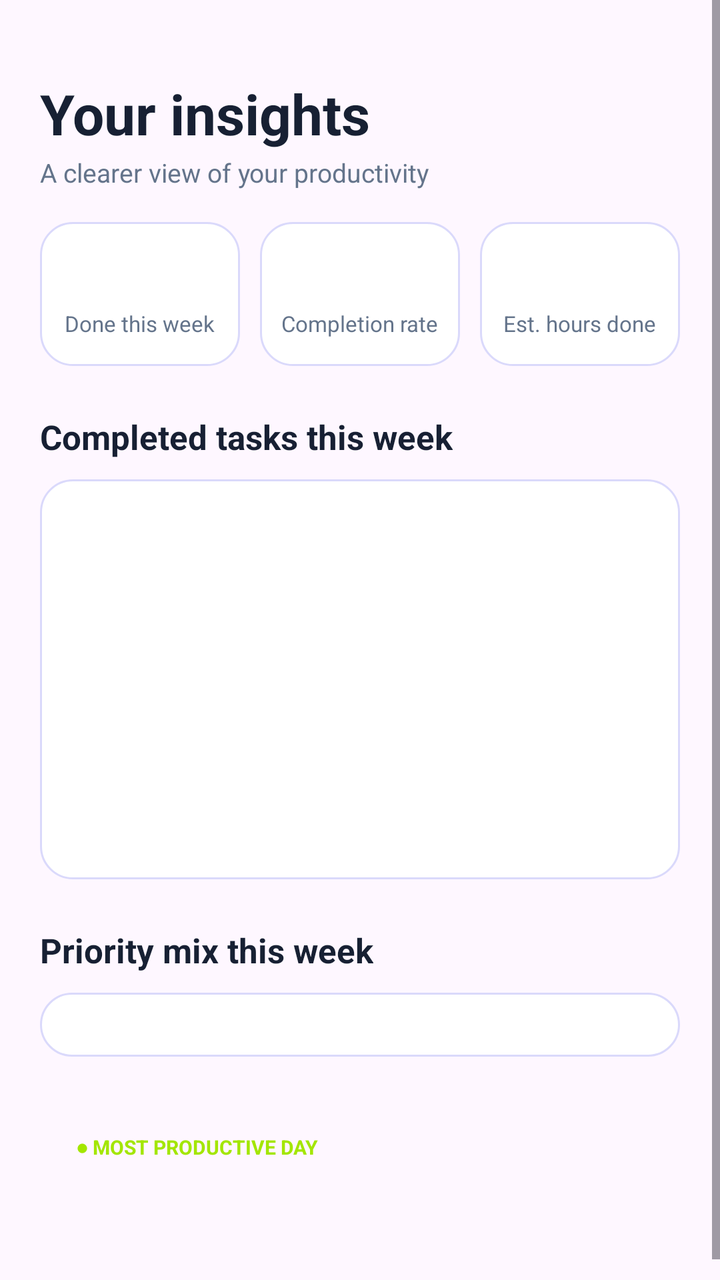
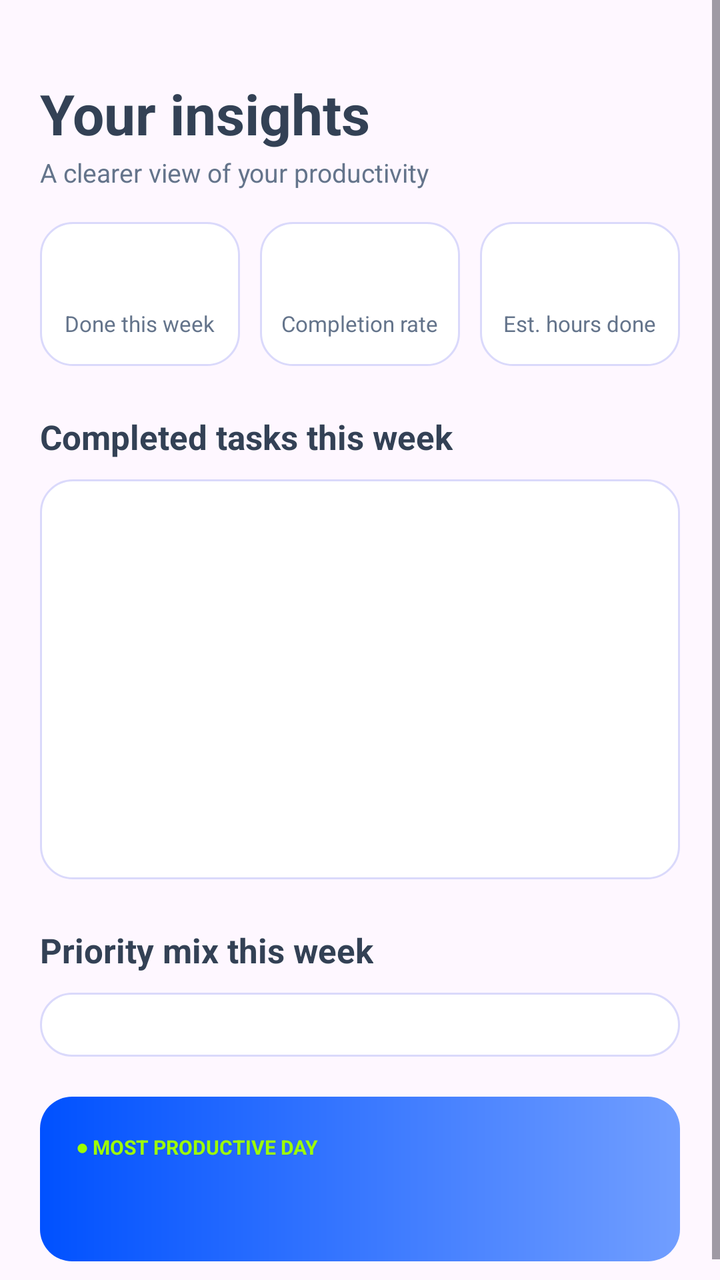

Compare the two renders of this Android layout. The source of the first and the diff that turns it into the second are given below.
<!-- AndroidManifest.xml: application theme AppTheme -->
<!-- res/layout/activity_insights.xml -->
<?xml version="1.0" encoding="utf-8"?>
<LinearLayout xmlns:android="http://schemas.android.com/apk/res/android"
    android:layout_width="match_parent"
    android:layout_height="match_parent"

    android:orientation="vertical">

    <ScrollView
        android:layout_width="match_parent"
        android:layout_height="0dp"
        android:layout_weight="1"
        android:fillViewport="true">

        <LinearLayout
            android:layout_width="match_parent"
            android:layout_height="wrap_content"
            android:orientation="vertical"
            android:paddingStart="20dp"
            android:paddingTop="16dp"
            android:paddingEnd="20dp"
            android:paddingBottom="20dp">

            
            <TextView
                android:layout_width="wrap_content"
                android:layout_height="wrap_content"
                android:layout_marginTop="22dp"
                android:text="Your insights"
                android:textColor="#172033"
                android:textSize="28sp"
                android:textStyle="bold" />

            <TextView
                android:layout_width="wrap_content"
                android:layout_height="wrap_content"
                android:layout_marginTop="2dp"
                android:text="A clearer view of your productivity"
                android:textColor="#64748B"
                android:textSize="13sp" />

            
            <LinearLayout
                android:layout_width="match_parent"
                android:layout_height="wrap_content"
                android:layout_marginTop="16dp"
                android:orientation="horizontal">

                <LinearLayout
                    android:layout_width="0dp"
                    android:layout_height="wrap_content"
                    android:layout_marginEnd="5dp"
                    android:layout_weight="1"
                    android:background="@drawable/bg_card"
                    android:gravity="center"
                    android:orientation="vertical"
                    android:paddingTop="14dp"
                    android:paddingBottom="14dp">

                    <TextView
                        android:id="@+id/statTasksValue"
                        android:layout_width="wrap_content"
                        android:layout_height="wrap_content"
                        android:textColor="#2563EB"
                        android:textSize="22sp"
                        android:textStyle="bold" />

                    <TextView
                        android:layout_width="wrap_content"
                        android:layout_height="wrap_content"
                        android:text="Done this week"
                        android:textColor="#64748B"
                        android:textSize="11sp" />
                </LinearLayout>

                <LinearLayout
                    android:layout_width="0dp"
                    android:layout_height="wrap_content"
                    android:layout_marginStart="5dp"
                    android:layout_marginEnd="5dp"
                    android:layout_weight="1"
                    android:background="@drawable/bg_card"
                    android:gravity="center"
                    android:orientation="vertical"
                    android:paddingTop="14dp"
                    android:paddingBottom="14dp">

                    <TextView
                        android:id="@+id/statOnTimeValue"
                        android:layout_width="wrap_content"
                        android:layout_height="wrap_content"
                        android:textColor="#2563EB"
                        android:textSize="22sp"
                        android:textStyle="bold" />

                    <TextView
                        android:layout_width="wrap_content"
                        android:layout_height="wrap_content"
                        android:text="Completion rate"
                        android:textColor="#64748B"
                        android:textSize="11sp" />
                </LinearLayout>

                <LinearLayout
                    android:layout_width="0dp"
                    android:layout_height="wrap_content"
                    android:layout_marginStart="5dp"
                    android:layout_weight="1"
                    android:background="@drawable/bg_card"
                    android:gravity="center"
                    android:orientation="vertical"
                    android:paddingTop="14dp"
                    android:paddingBottom="14dp">

                    <TextView
                        android:id="@+id/statFocusValue"
                        android:layout_width="wrap_content"
                        android:layout_height="wrap_content"
                        android:textColor="#2563EB"
                        android:textSize="22sp"
                        android:textStyle="bold" />

                    <TextView
                        android:layout_width="wrap_content"
                        android:layout_height="wrap_content"
                        android:text="Est. hours done"
                        android:textColor="#64748B"
                        android:textSize="11sp" />
                </LinearLayout>
            </LinearLayout>

            
            <TextView
                android:layout_width="wrap_content"
                android:layout_height="wrap_content"
                android:layout_marginTop="24dp"
                android:text="Completed tasks this week"
                android:textColor="#172033"
                android:textSize="17sp"
                android:textStyle="bold" />

            <LinearLayout
                android:id="@+id/weeklyBars"
                android:layout_width="match_parent"
                android:layout_height="200dp"
                android:layout_marginTop="10dp"
                android:background="@drawable/bg_card"
                android:orientation="horizontal"
                android:paddingStart="12dp"
                android:paddingTop="14dp"
                android:paddingEnd="12dp"
                android:paddingBottom="14dp" />

            
            <TextView
                android:layout_width="wrap_content"
                android:layout_height="wrap_content"
                android:layout_marginTop="24dp"
                android:text="Priority mix this week"
                android:textColor="#172033"
                android:textSize="17sp"
                android:textStyle="bold" />

            <LinearLayout
                android:id="@+id/categoriesContainer"
                android:layout_width="match_parent"
                android:layout_height="wrap_content"
                android:layout_marginTop="10dp"
                android:background="@drawable/bg_card"
                android:orientation="vertical"
                android:padding="16dp" />

            
            <LinearLayout
                android:id="@+id/focusCard"
                android:layout_width="match_parent"
                android:layout_height="wrap_content"
                android:layout_marginTop="20dp"
                android:orientation="vertical"
                android:padding="18dp">

                <TextView
                    android:layout_width="wrap_content"
                    android:layout_height="wrap_content"
                    android:text="● MOST PRODUCTIVE DAY"
                    android:textColor="#A3E600"
                    android:textSize="10sp"
                    android:textStyle="bold" />

                <TextView
                    android:id="@+id/focusTimeText"
                    android:layout_width="wrap_content"
                    android:layout_height="wrap_content"
                    android:layout_marginTop="8dp"
                    android:textColor="#FFFFFF"
                    android:textSize="18sp"
                    android:textStyle="bold" />
            </LinearLayout>
        </LinearLayout>
    </ScrollView>
</LinearLayout>
<!-- resources referenced by this layout -->
<resources>
  <!-- drawable bg_card (drawable) -->
  <?xml version="1.0" encoding="utf-8"?>
  <shape xmlns:android="http://schemas.android.com/apk/res/android"
      android:shape="rectangle">
      <corners android:radius="16dp" />
      <solid android:color="@color/card_background" />
      <stroke android:width="1dp" android:color="@color/border" />
  </shape>
  <style name="AppTheme" parent="android:style/Theme.Material.Light.NoActionBar">
          <item name="android:windowBackground">@color/screen_background</item>
          <item name="android:statusBarColor">@color/screen_background</item>
          <item name="android:windowLightStatusBar">true</item>
          <item name="android:navigationBarColor">@color/screen_background</item>
      </style>
  <color name="card_background">#FFFFFF</color>
  <color name="border">#DAD9FB</color>
  <color name="screen_background">#FAFFFE</color>
</resources>

<!-- the commit's change to res/layout/activity_insights.xml (unified diff, before → after) -->
@@ -1,8 +1,9 @@
 <?xml version="1.0" encoding="utf-8"?>
 <LinearLayout xmlns:android="http://schemas.android.com/apk/res/android"
+    xmlns:tools="http://schemas.android.com/tools"
     android:layout_width="match_parent"
     android:layout_height="match_parent"
-
+    tools:background="@color/screen_background"
     android:orientation="vertical">
 
     <ScrollView
@@ -26,7 +27,7 @@
                 android:layout_height="wrap_content"
                 android:layout_marginTop="22dp"
                 android:text="Your insights"
-                android:textColor="#172033"
+                android:textColor="@color/insight_dark"
                 android:textSize="28sp"
                 android:textStyle="bold" />
 
@@ -35,7 +36,7 @@
                 android:layout_height="wrap_content"
                 android:layout_marginTop="2dp"
                 android:text="A clearer view of your productivity"
-                android:textColor="#64748B"
+                android:textColor="@color/insight_muted"
                 android:textSize="13sp" />
 
             
@@ -60,7 +61,7 @@
                         android:id="@+id/statTasksValue"
                         android:layout_width="wrap_content"
                         android:layout_height="wrap_content"
-                        android:textColor="#2563EB"
+                        android:textColor="@color/insight_blue"
                         android:textSize="22sp"
                         android:textStyle="bold" />
 
@@ -68,7 +69,7 @@
                         android:layout_width="wrap_content"
                         android:layout_height="wrap_content"
                         android:text="Done this week"
-                        android:textColor="#64748B"
+                        android:textColor="@color/insight_muted"
                         android:textSize="11sp" />
                 </LinearLayout>
 
@@ -88,7 +89,7 @@
                         android:id="@+id/statOnTimeValue"
                         android:layout_width="wrap_content"
                         android:layout_height="wrap_content"
-                        android:textColor="#2563EB"
+                        android:textColor="@color/insight_blue"
                         android:textSize="22sp"
                         android:textStyle="bold" />
 
@@ -96,7 +97,7 @@
                         android:layout_width="wrap_content"
                         android:layout_height="wrap_content"
                         android:text="Completion rate"
-                        android:textColor="#64748B"
+                        android:textColor="@color/insight_muted"
                         android:textSize="11sp" />
                 </LinearLayout>
 
@@ -115,7 +116,7 @@
                         android:id="@+id/statFocusValue"
                         android:layout_width="wrap_content"
                         android:layout_height="wrap_content"
-                        android:textColor="#2563EB"
+                        android:textColor="@color/insight_blue"
                         android:textSize="22sp"
                         android:textStyle="bold" />
 
@@ -123,7 +124,7 @@
                         android:layout_width="wrap_content"
                         android:layout_height="wrap_content"
                         android:text="Est. hours done"
-                        android:textColor="#64748B"
+                        android:textColor="@color/insight_muted"
                         android:textSize="11sp" />
                 </LinearLayout>
             </LinearLayout>
@@ -134,7 +135,7 @@
                 android:layout_height="wrap_content"
                 android:layout_marginTop="24dp"
                 android:text="Completed tasks this week"
-                android:textColor="#172033"
+                android:textColor="@color/insight_dark"
                 android:textSize="17sp"
                 android:textStyle="bold" />
 
@@ -156,7 +157,7 @@
                 android:layout_height="wrap_content"
                 android:layout_marginTop="24dp"
                 android:text="Priority mix this week"
-                android:textColor="#172033"
+                android:textColor="@color/insight_dark"
                 android:textSize="17sp"
                 android:textStyle="bold" />
 
@@ -175,6 +176,7 @@
                 android:layout_width="match_parent"
                 android:layout_height="wrap_content"
                 android:layout_marginTop="20dp"
+                android:background="@drawable/bg_insights_focus"
                 android:orientation="vertical"
                 android:padding="18dp">
 
@@ -182,7 +184,7 @@
                     android:layout_width="wrap_content"
                     android:layout_height="wrap_content"
                     android:text="● MOST PRODUCTIVE DAY"
-                    android:textColor="#A3E600"
+                    android:textColor="@color/insight_focus_label"
                     android:textSize="10sp"
                     android:textStyle="bold" />
 
@@ -191,7 +193,7 @@
                     android:layout_width="wrap_content"
                     android:layout_height="wrap_content"
                     android:layout_marginTop="8dp"
-                    android:textColor="#FFFFFF"
+                    android:textColor="@color/white"
                     android:textSize="18sp"
                     android:textStyle="bold" />
             </LinearLayout>
<!-- resource entries referenced after the edit -->
@@ -1,5 +1,9 @@
 <!-- resources referenced by this layout -->
 <resources>
+  <color name="insight_blue">@color/brand_blue</color>
+  <color name="insight_dark">#334155</color>
+  <color name="insight_focus_label">@color/accent_green</color>
+  <color name="insight_muted">#64748B</color>
   <!-- drawable bg_card (drawable) -->
   <?xml version="1.0" encoding="utf-8"?>
   <shape xmlns:android="http://schemas.android.com/apk/res/android"
@@ -8,14 +12,28 @@
       <solid android:color="@color/card_background" />
       <stroke android:width="1dp" android:color="@color/border" />
   </shape>
+  <!-- drawable bg_insights_focus (drawable) -->
+  <shape xmlns:android="http://schemas.android.com/apk/res/android" android:shape="rectangle">
+      <gradient
+          android:angle="0"
+          android:startColor="@color/insight_focus_start"
+          android:endColor="@color/insight_focus_end" />
+      <corners android:radius="16dp" />
+  </shape>
   <style name="AppTheme" parent="android:style/Theme.Material.Light.NoActionBar">
           <item name="android:windowBackground">@color/screen_background</item>
           <item name="android:statusBarColor">@color/screen_background</item>
           <item name="android:windowLightStatusBar">true</item>
           <item name="android:navigationBarColor">@color/screen_background</item>
       </style>
+  <color name="brand_blue">#0051FF</color>
+  <color name="accent_green">#9DFF00</color>
   <color name="card_background">#FFFFFF</color>
   <color name="border">#DAD9FB</color>
+  <color name="insight_focus_start">@color/brand_blue</color>
+  <color name="insight_focus_end">@color/brand_blue_light</color>
+  <color name="brand_blue_light">#719EFF</color>
   <color name="screen_background">#FAFFFE</color>
+  <color name="white">#FFFFFF</color>
 </resources>
 
